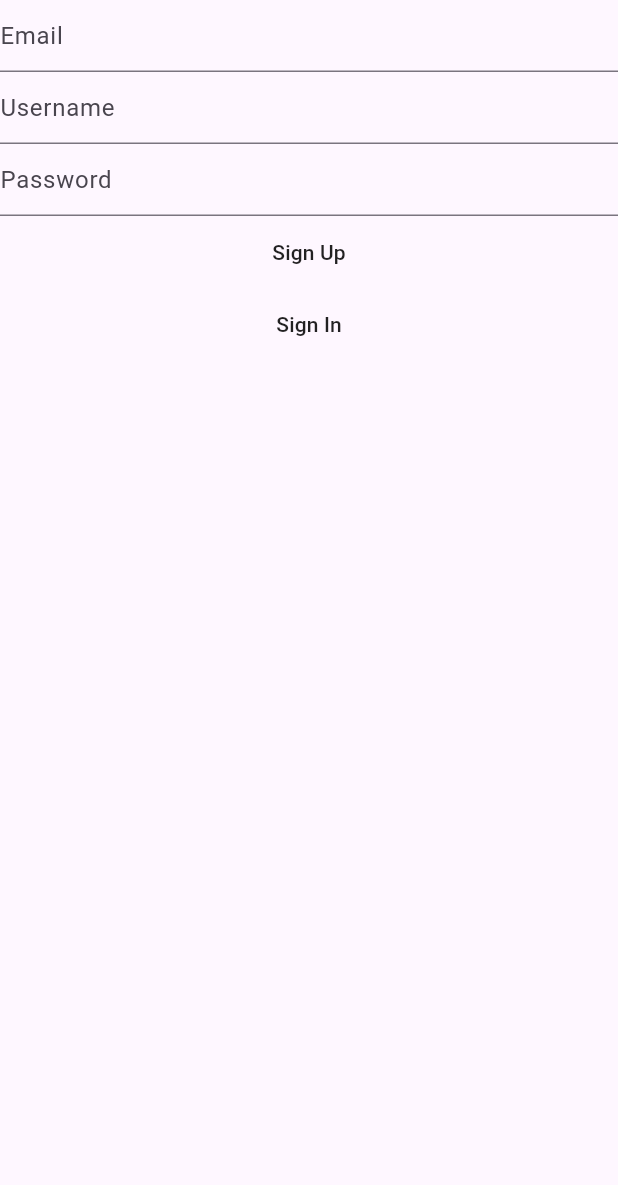
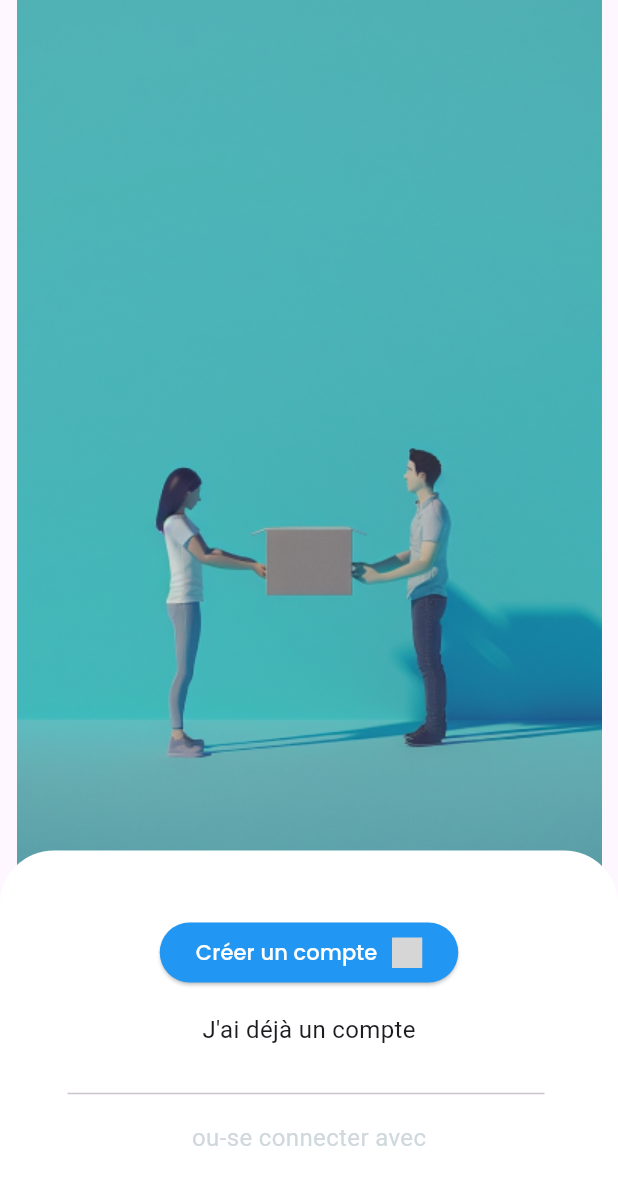
Before and after one commit to ThomasRABILLON/SAE_Mobile, a Flutter app: the screen it shows after launch, on a phone screen of 412 x 824 dp. Shown: the top 1185 px of the screen. Run offline on Flutter 3.47's test engine with Material 3 defaults, Android fonts, the phone set to English and light mode, and no system bars; our stand-ins replace flutter_svg, google_fonts, supabase_flutter; accounts and stored records are empty; grey boxes are pictures that could not be loaded.

Commit message:
update front home et signin

```diff
--- a/lib/main.dart
+++ b/lib/main.dart
@@ -5,6 +5,7 @@
 import 'package:sae_mobile/views/signin.dart';
 import 'package:sae_mobile/views/signup.dart';
 import 'package:sae_mobile/views/profile.dart';
+import 'package:sae_mobile/views/home.dart';
 
 import 'package:sae_mobile/models/user.dart' as user_model;
 import 'package:sae_mobile/models/builder.dart' as user_builder;
@@ -15,7 +16,8 @@
 
   await Supabase.initialize(
     url: 'https://yrlokmgbwiaahzzcczpt.supabase.co',
-    anonKey: 'eyJhbGciOiJIUzI1NiIsInR5cCI6IkpXVCJ9.eyJpc3MiOiJzdXBhYmFzZSIsInJlZiI6InlybG9rbWdid2lhYWh6emNjenB0Iiwicm9sZSI6ImFub24iLCJpYXQiOjE3MTAzMjAyODMsImV4cCI6MjAyNTg5NjI4M30.tQdZKvked71WX-OKfrEcLw6y3eAKiNaMDyyQB1DfZ8c',
+    anonKey:
+        'eyJhbGciOiJIUzI1NiIsInR5cCI6IkpXVCJ9.eyJpc3MiOiJzdXBhYmFzZSIsInJlZiI6InlybG9rbWdid2lhYWh6emNjenB0Iiwicm9sZSI6ImFub24iLCJpYXQiOjE3MTAzMjAyODMsImV4cCI6MjAyNTg5NjI4M30.tQdZKvked71WX-OKfrEcLw6y3eAKiNaMDyyQB1DfZ8c',
   );
 
   runApp(const MyApp());
@@ -36,8 +38,11 @@
           colorScheme: ColorScheme.fromSeed(seedColor: Colors.deepPurple),
           useMaterial3: true,
         ),
-      initialRoute: '/signup',
+        initialRoute: '/home',
         routes: {
+          '/home': (context) => Scaffold(
+                body: HomePage(),
+              ),
           '/signup': (context) => const Scaffold(
                 body: SignUpView(),
               ),
@@ -46,7 +51,8 @@
               ),
           '/profile': (context) => Scaffold(
                   body: FutureBuilder(
-            future: UserQueries.getUserById(supabaseClient.auth.currentUser!.id),
+                future: UserQueries.getUserById(
+                    supabaseClient.auth.currentUser!.id),
                 builder: (context, snapshot) {
                   if (snapshot.connectionState == ConnectionState.waiting) {
                     return const CircularProgressIndicator();
@@ -57,9 +63,7 @@
                   final user = user_model.User.fromJson(snapshot.data![0]);
                   return ProfileView(user: user);
                 },
-          )
-        ),
-      }
-    );
+              )),
+        });
   }
 }
--- /dev/null
+++ b/lib/views/components/CustomButton.dart
@@ -0,0 +1,34 @@
+import 'package:flutter/material.dart';
+import 'package:flutter_svg/flutter_svg.dart';
+import 'package:google_fonts/google_fonts.dart';
+
+class CustomButton extends StatelessWidget {
+  final VoidCallback onPressed;
+  final String buttonText;
+
+  CustomButton({required this.onPressed, required this.buttonText});
+
+  @override
+  Widget build(BuildContext context) {
+    return ElevatedButton(
+      onPressed: onPressed,
+      style: ElevatedButton.styleFrom(
+        primary: Colors.blue,
+      ),
+      child: Row(
+        mainAxisSize: MainAxisSize.min,
+        children: [
+          Text(
+            buttonText,
+            style: GoogleFonts.poppins(
+              color: Colors.white,
+            ),
+          ),
+          SizedBox(width: 10),
+          SvgPicture.asset('assets/arrowup.svg',
+              color: Colors.grey, height: 20, width: 20),
+        ],
+      ),
+    );
+  }
+}
--- /dev/null
+++ b/lib/views/home.dart
@@ -0,0 +1,86 @@
+import 'package:flutter/material.dart';
+import 'package:supabase_flutter/supabase_flutter.dart';
+import 'package:sae_mobile/views/profile.dart';
+import 'package:sae_mobile/views/components/CustomButton.dart';
+
+class HomePage extends StatefulWidget {
+  @override
+  _HomePageState createState() => _HomePageState();
+}
+
+class _HomePageState extends State<HomePage> {
+  @override
+  Widget build(BuildContext context) {
+    return SafeArea(
+      child: Scaffold(
+        body: SizedBox(
+          width: double.infinity,
+          child: SingleChildScrollView(
+            child: SizedBox(
+              height: MediaQuery.of(context).size.height,
+              width: double.infinity,
+              child: Stack(
+                alignment: Alignment.bottomCenter,
+                children: [
+                  Container(
+                    alignment: Alignment.topCenter,
+                    child: Image.asset('images/home.png', fit: BoxFit.cover),
+                  ),
+                  _buildOne(context),
+                ],
+              ),
+            ),
+          ),
+        ),
+      ),
+    );
+  }
+
+  Widget _buildOne(BuildContext context) {
+    return Align(
+      alignment: Alignment.bottomCenter,
+      child: Container(
+        padding: EdgeInsets.symmetric(horizontal: 31, vertical: 44),
+        decoration: BoxDecoration(
+          color: Colors.white,
+          borderRadius: BorderRadius.only(
+            topLeft: Radius.circular(36),
+            topRight: Radius.circular(36),
+          ),
+        ),
+        child: Column(
+          mainAxisSize: MainAxisSize.min,
+          children: [
+            CustomButton(
+              onPressed: () {
+                Navigator.pushNamed(context, '/signup');
+              },
+              buttonText: "Créer un compte",
+            ),
+            SizedBox(height: 16),
+            GestureDetector(
+              onTap: () {
+                Navigator.pushNamed(context, '/signin');
+              },
+              child: Text(
+                "J'ai déjà un compte",
+                style: TextStyle(fontSize: 16),
+              ),
+            ),
+            SizedBox(height: 23),
+            Divider(
+              indent: 14,
+              endIndent: 18,
+            ),
+            SizedBox(height: 10),
+            Text(
+              "ou-se connecter avec",
+              style: TextStyle(fontSize: 16, color: Colors.blueGrey[100]),
+            ),
+            SizedBox(height: 10),
+          ],
+        ),
+      ),
+    );
+  }
+}
```
Also changed, not shown: lib/views/signin.dart (+76 -8 lines), lib/views/signup.dart (+12 -6 lines), pubspec.yaml (+7 -3 lines), images/arrowup.svg (added), images/home.png (renamed from assets/startpage.png), images/signin.png (renamed from assets/signin.png), images/signup.png (renamed from assets/signup.png), pubspec.lock. Lines whose indentation alone changed are shown as unchanged.
